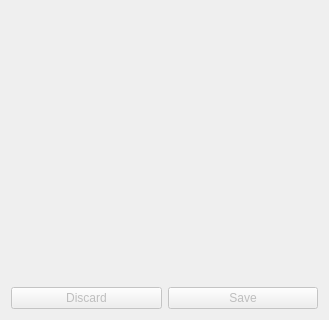
This is src/ui/patientinfodock.ui in LambolAlee/JiDe as Qt 5 draws it before an edit; both pictures show x 0 to 329 and y 311 to 631 of the 329 by 631 pixel window. The edited form follows.
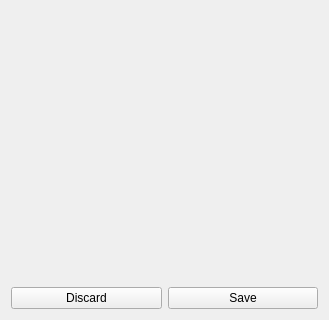
This is the edited form.

Commit message: tweak patient bean and finish writing the patientinfodock

Patch:
```diff
--- a/src/ui/patientinfodock.ui
+++ b/src/ui/patientinfodock.ui
@@ -645,9 +645,6 @@
            </item>
            <item row="3" column="0">
             <widget class="QPushButton" name="discardButton">
-             <property name="enabled">
-              <bool>false</bool>
-             </property>
              <property name="text">
               <string>Discard</string>
              </property>
@@ -655,9 +652,6 @@
            </item>
            <item row="3" column="1">
             <widget class="QPushButton" name="saveButton">
-             <property name="enabled">
-              <bool>false</bool>
-             </property>
              <property name="text">
               <string>Save</string>
              </property>
```
Left out of the diff: 6 changed lines with no effect on the pictures. The commit also changes 7 other files.
